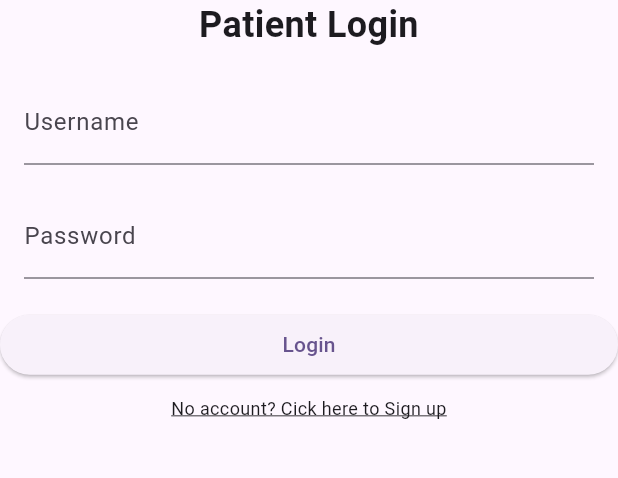
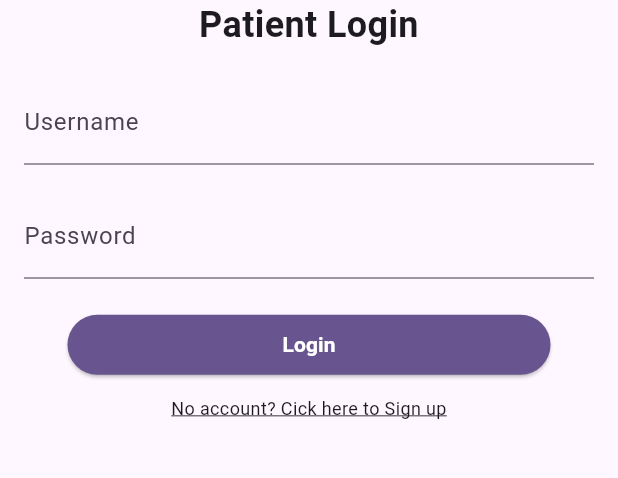
Before and after one commit to Jude310/cc206-clinic_management_system_patients, a Flutter app: the screen it shows after launch, on a phone screen of 412 x 824 dp, the part 520-998 px from its top. Run offline on Flutter 3.47's test engine with Material 2 defaults, Android fonts, the phone set to English and light mode, and no system bars; our stand-ins replace flutter_svg.

Commit message:
redeigned log in button

```diff
--- a/lib/features/log_in_page.dart
+++ b/lib/features/log_in_page.dart
@@ -43,11 +43,22 @@ class LogInPage extends StatelessWidget {
             ),
           ),
           const SizedBox(height: 20.0),
-          ElevatedButton(
+          Padding(
+            padding: const EdgeInsets.symmetric(horizontal: 45.0),
+            child: ElevatedButton(
               onPressed: () {
                 // Submit Login function
               },
-            child: const Text('Login'),
+              child: const Text(
+                'Login',
+                style:
+                    TextStyle(color: Colors.white, fontWeight: FontWeight.bold),
+              ),
+              style: ButtonStyle(
+                backgroundColor: MaterialStateProperty.all<Color>(
+                    Theme.of(context).colorScheme.primary),
+              ),
+            ),
           ),
           const SizedBox(height: 10.0),
           //make a hyperlink text
```
Lines whose indentation alone changed are shown as unchanged.
